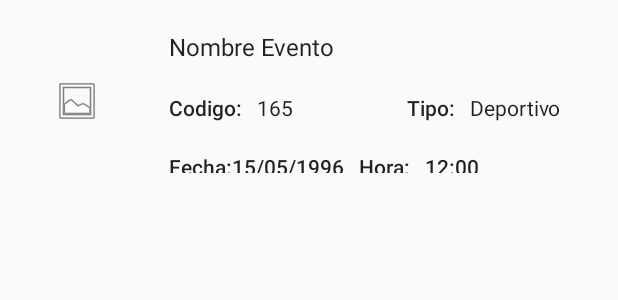
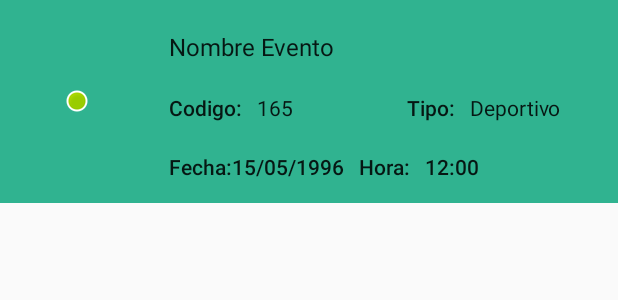
Before and after one commit to jhankein/PrograminAndroid, an Android app: the layout content_user.xml on its own in the app's theme, with its tools: preview values and no code run, on a phone screen of 412 x 824 dp. Shown: the top 300 px of the screen. Run offline under Robolectric (Android 15) with nearby library versions, the phone set to English and light mode, and no system bars.

Commit message:
FondoLayout

```diff
--- a/app/src/main/res/layout/content_user.xml
+++ b/app/src/main/res/layout/content_user.xml
@@ -4,7 +4,11 @@
     android:layout_width="match_parent"
     android:layout_height="135dp"
     android:onClick="ShowEvent"
-    android:text=" " >
+    android:background="#30b390"
+
+    >
+
+
     <LinearLayout
         android:layout_width="@dimen/dimen_zero"
         android:layout_height="match_parent"
@@ -15,14 +19,15 @@
         <ImageView
             android:layout_width="wrap_content"
             android:layout_height="wrap_content"
-            android:src="@android:drawable/ic_menu_gallery" />
+            android:src="@android:drawable/presence_online" />
     </LinearLayout>
 
     <LinearLayout
         android:layout_width="@dimen/dimen_zero"
-        android:layout_height="match_parent"
+        android:layout_height="153dp"
         android:layout_weight="3"
-        android:orientation="vertical">
+        android:orientation="vertical"
+        android:weightSum="1">
 
         <LinearLayout
             android:layout_width="match_parent"
@@ -31,6 +36,7 @@
             android:layout_marginLeft="@dimen/side_margin"
             android:layout_marginRight="@dimen/side_margin"
             android:layout_marginTop="@dimen/vertical_margin">
+
             <TextView
                 android:id="@+id/txt_nameEvent"
                 style="@style/Base.TextAppearance.AppCompat.Subhead"
@@ -45,6 +51,7 @@
             android:layout_marginBottom="@dimen/vertical_margin"
             android:layout_marginLeft="@dimen/side_margin"
             android:layout_marginRight="@dimen/side_margin">
+
             <TextView
                 style="@style/Base.TextAppearance.AppCompat.Body2"
                 android:layout_width="wrap_content"
@@ -80,7 +87,8 @@
             android:layout_height="wrap_content"
             android:layout_marginBottom="@dimen/vertical_margin"
             android:layout_marginLeft="@dimen/side_margin"
-            android:layout_marginRight="@dimen/side_margin">
+            android:layout_marginRight="@dimen/side_margin"
+            android:layout_weight="0.77">
 
             <TextView
                 style="@style/Base.TextAppearance.AppCompat.Body2"
```
Also changed, not shown: app/src/main/res/drawable/imgfondi.jpg (added).
